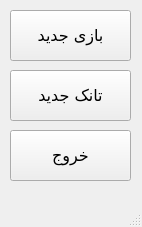
Above: mainwindow.ui from ehsankhani/TANKS_BATTLE before the change. Below: the same form after it.
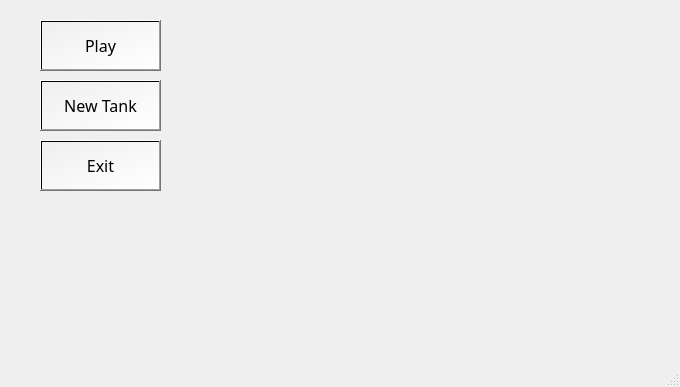
That is the form after the change. Icons and pictures are not drawn.

```diff
--- a/mainwindow.ui
+++ b/mainwindow.ui
@@ -6,8 +6,8 @@
    <rect>
     <x>0</x>
     <y>0</y>
-    <width>142</width>
-    <height>227</height>
+    <width>680</width>
+    <height>387</height>
    </rect>
   </property>
   <property name="font">
@@ -17,48 +17,98 @@
    </font>
   </property>
   <property name="windowTitle">
-   <string>MainWindow</string>
+   <string>TANKS BATTLE</string>
+  </property>
+  <property name="autoFillBackground">
+   <bool>false</bool>
+  </property>
+  <property name="styleSheet">
+   <string notr="true"/>
   </property>
   <widget class="QWidget" name="centralwidget">
    <widget class="QPushButton" name="BtnPlay">
     <property name="geometry">
      <rect>
-      <x>10</x>
-      <y>10</y>
+      <x>40</x>
+      <y>20</y>
       <width>121</width>
       <height>51</height>
      </rect>
     </property>
+    <property name="font">
+     <font>
+      <pointsize>12</pointsize>
+     </font>
+    </property>
+    <property name="styleSheet">
+     <string notr="true">background-color: qlineargradient(spread:pad, x1:0, y1:0, x2:1, y2:1, stop:0 rgba(0, 0, 0, 0), stop:1 rgba(255, 255, 255, 255));</string>
+    </property>
     <property name="text">
-     <string>بازی جدید</string>
+     <string>Play</string>
     </property>
    </widget>
    <widget class="QPushButton" name="BtnNewTank">
     <property name="geometry">
      <rect>
-      <x>10</x>
-      <y>70</y>
+      <x>40</x>
+      <y>80</y>
       <width>121</width>
       <height>51</height>
      </rect>
     </property>
+    <property name="font">
+     <font>
+      <pointsize>12</pointsize>
+     </font>
+    </property>
+    <property name="styleSheet">
+     <string notr="true">background-color: qlineargradient(spread:pad, x1:0, y1:0, x2:1, y2:1, stop:0 rgba(0, 0, 0, 0), stop:1 rgba(255, 255, 255, 255));</string>
+    </property>
     <property name="text">
-     <string>تانک جدید</string>
+     <string>New Tank</string>
     </property>
    </widget>
    <widget class="QPushButton" name="BtnExit">
     <property name="geometry">
      <rect>
-      <x>10</x>
-      <y>130</y>
+      <x>40</x>
+      <y>140</y>
       <width>121</width>
       <height>51</height>
      </rect>
     </property>
+    <property name="font">
+     <font>
+      <pointsize>12</pointsize>
+     </font>
+    </property>
+    <property name="styleSheet">
+     <string notr="true">background-color: qlineargradient(spread:pad, x1:0, y1:0, x2:1, y2:1, stop:0 rgba(0, 0, 0, 0), stop:1 rgba(255, 255, 255, 255));</string>
+    </property>
     <property name="text">
-     <string>خروج</string>
+     <string>Exit</string>
     </property>
    </widget>
+   <widget class="QLabel" name="label">
+    <property name="geometry">
+     <rect>
+      <x>0</x>
+      <y>0</y>
+      <width>681</width>
+      <height>361</height>
+     </rect>
+    </property>
+    <property name="styleSheet">
+     <string notr="true">background-image: url(:/new/Images/OtherImage/gamemenu.jpg);</string>
+    </property>
+    <property name="text">
+     <string/>
+    </property>
+   </widget>
+   <zorder>label</zorder>
+   <zorder>BtnPlay</zorder>
+   <zorder>BtnNewTank</zorder>
+   <zorder>BtnExit</zorder>
   </widget>
   <widget class="QMenuBar" name="menubar">
    <property name="geometry">
```
Left out of the diff: 2 changed lines with no effect on the pictures.
